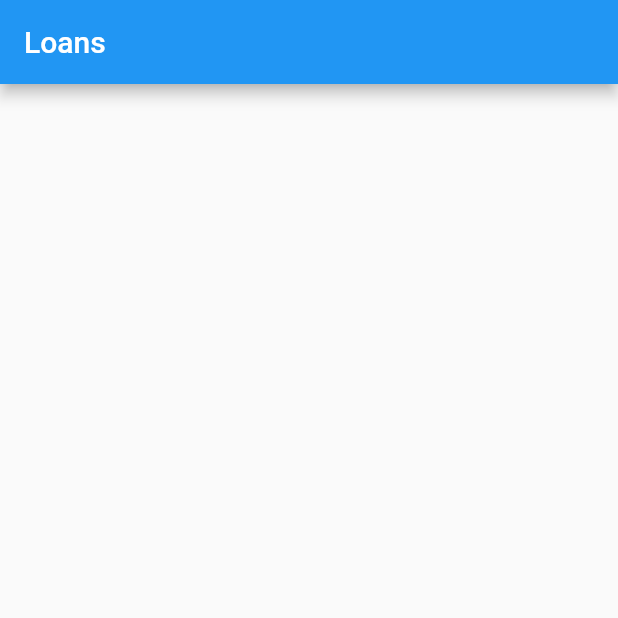
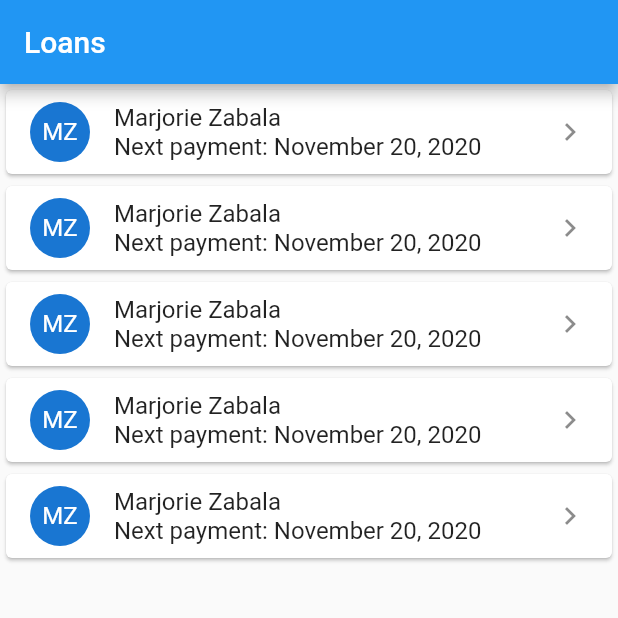
Before and after one commit to poolGolez/zoan-mobile, a Flutter app: the screen it shows after launch, on a phone screen of 412 x 824 dp, the top half of it. Run offline on Flutter 3.47's test engine with Material 2 defaults, Android fonts, the phone set to English and light mode, and no system bars.

Commit message:
Create initial widget for loan list entry

```diff
--- a/lib/screens/loans-screen.dart
+++ b/lib/screens/loans-screen.dart
@@ -1,10 +1,20 @@
 import 'package:flutter/material.dart';
+
+import '../widgets/loans_list/loan_entry_widget.dart';
 
 class LoansScreen extends StatelessWidget {
   @override
   Widget build(BuildContext context) {
     return Scaffold(
       appBar: AppBar(title: Text('Loans')),
+      body: Container(
+        height: double.infinity,
+        width: double.infinity,
+        child: ListView.builder(
+          itemBuilder: (context, index) => LoanEntryWidget(),
+          itemCount: 5,
+        ),
+      ),
     );
   }
 }
--- /dev/null
+++ b/lib/widgets/loans_list/loan_entry_widget.dart
@@ -0,0 +1,20 @@
+import 'package:flutter/material.dart';
+
+class LoanEntryWidget extends StatelessWidget {
+  @override
+  Widget build(BuildContext context) {
+    return Card(
+      child: ListTile(
+        leading: CircleAvatar(child: Text("MZ"),),
+        title: Column(
+          crossAxisAlignment: CrossAxisAlignment.stretch,
+          children: <Widget>[
+            Text("Marjorie Zabala"),
+            Text("Next payment: November 20, 2020")
+          ],
+        ),
+        trailing: Icon(Icons.chevron_right),
+      ),
+    );
+  }
+}
```
